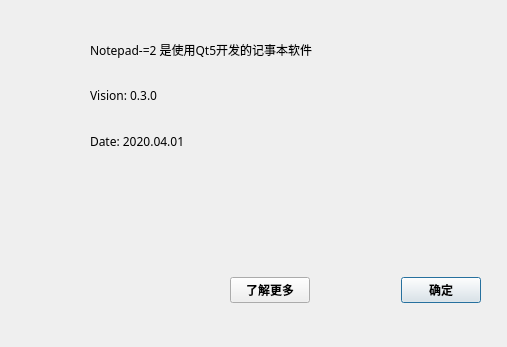
Qt form aboutwindow.ui (Malloc-Luo/Notepad) before a commit.
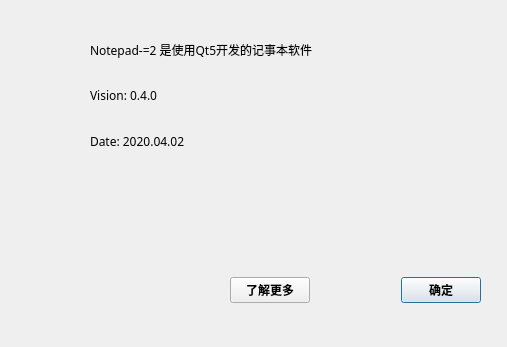
The same form after that commit.

```diff
--- a/aboutwindow.ui
+++ b/aboutwindow.ui
@@ -108,7 +108,7 @@
        </font>
       </property>
       <property name="text">
-       <string>Vision: 0.3.0</string>
+       <string>Vision: 0.4.0</string>
       </property>
      </widget>
     </item>
@@ -123,7 +123,7 @@
        </font>
       </property>
       <property name="text">
-       <string>Date: 2020.04.01</string>
+       <string>Date: 2020.04.02</string>
       </property>
      </widget>
     </item>
```
